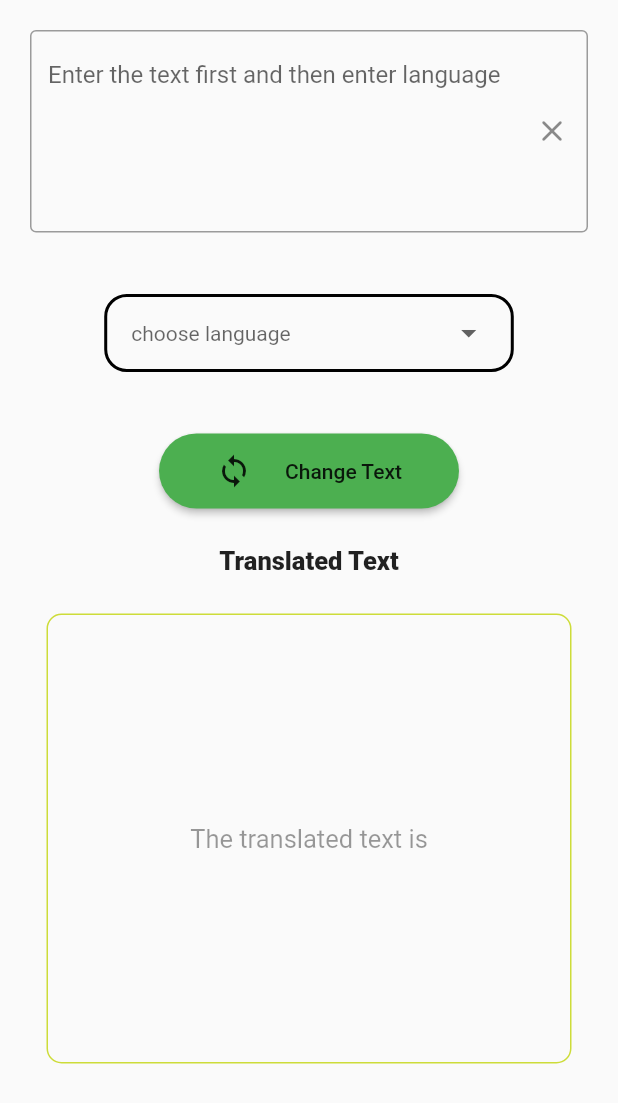
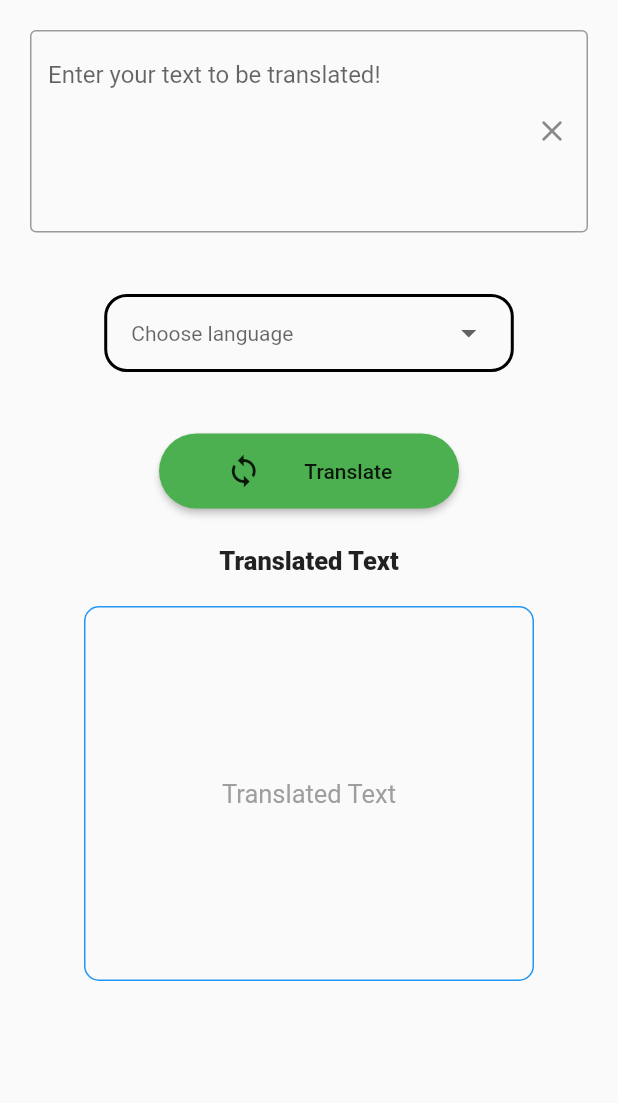
Before and after one commit to akashvchandra/Dub, a Flutter app: the Translate screen opened directly, on a phone screen of 412 x 824 dp. Shown: the top 1103 px of the screen. Run offline on Flutter 3.47's test engine with Material 2 defaults, Android fonts, the light colour scheme and no system bars; our stand-ins replace audioplayers, flutter_spinkit, flutter_tts, hexcolor, page_transition; missing offline and left inert: clipboard, translator.

Commit message:
third commit

```diff
--- a/lib/drawerpage.dart
+++ b/lib/drawerpage.dart
@@ -54,7 +54,7 @@ class Pageofdrawer extends StatelessWidget {
           ListTile(
               leading: Icon(Icons.emoji_emotions),
               title: Text(
-                "more emote",
+                "Easy Access Words",
                 style: TextStyle(
                   fontSize: 18,
                 ),
--- a/lib/main.dart
+++ b/lib/main.dart
@@ -37,7 +37,7 @@ class _LoadingScreenState extends State<LoadingScreen> {
     //
     super.initState();
     Timer(
-        Duration(seconds: 3),
+        Duration(seconds: 2),
         () => Navigator.pushReplacement(
             context, MaterialPageRoute(builder: (context) => Homepage())));
   }
--- a/lib/texttospeech.dart
+++ b/lib/texttospeech.dart
@@ -132,16 +132,6 @@ class _TextToSpeechState extends State<TextToSpeech> {
     flutterTts.stop();
   }
 
-  /* List<DropdownMenuItem<String>> getLanguageDropDownMenuItems(
-      dynamic languages) {
-    var items = <DropdownMenuItem<String>>[];
-    for (dynamic type in languages) {
-      items.add(
-          DropdownMenuItem(value: type as String, child: Text(type as String)));
-    }
-    return items;
-  }*/
-
   void changedLanguageDropDownItem(String selectedType) {
     setState(() {
       language = selectedType;
@@ -224,9 +214,9 @@ class _TextToSpeechState extends State<TextToSpeech> {
         if (snapshot.hasData) {
           return _languageDropDownSection(snapshot.data);
         } else if (snapshot.hasError) {
-          return Text('Error loading languages...');
+          return Text('Error loading languages..');
         } else
-          return Text('Loading Languages...');
+          return Text('Loading Languages..');
       });
 
   Widget _inputSection() => Container(
@@ -236,12 +226,12 @@ class _TextToSpeechState extends State<TextToSpeech> {
         controller: _controller,
         decoration: InputDecoration(
             border: OutlineInputBorder(),
-            hintText: 'Enter the Text',
+            hintText: 'Enter your desired text!',
             suffixIcon: IconButton(
               icon: Icon(Icons.clear_rounded),
               onPressed: () => _controller.clear(),
             )),
-        maxLines: 10,
+        maxLines: 5,
         onChanged: (String value) {
           _onChange(value);
         },
@@ -250,7 +240,7 @@ class _TextToSpeechState extends State<TextToSpeech> {
   Widget _btnSection() {
     if (isAndroid) {
       return Container(
-        padding: EdgeInsets.only(top: 50.0),
+        padding: EdgeInsets.only(top: 45.0),
         child: Row(
           mainAxisAlignment: MainAxisAlignment.spaceEvenly,
           children: [
@@ -270,7 +260,7 @@ class _TextToSpeechState extends State<TextToSpeech> {
                   iconSize: 75,
                   padding: EdgeInsets.all(16),
                 ),
-                Text("play",
+                Text("Play",
                     style: TextStyle(
                         color: Colors.green,
                         fontSize: 16,
@@ -293,9 +283,9 @@ class _TextToSpeechState extends State<TextToSpeech> {
                   iconSize: 70,
                   padding: EdgeInsets.all(16),
                 ),
-                Text("stop",
+                Text("Stop",
                     style: TextStyle(
-                        color: Colors.red,
+                        color: Colors.blue,
                         fontSize: 16,
                         fontWeight: FontWeight.w400)),
               ],
@@ -349,7 +339,7 @@ class _TextToSpeechState extends State<TextToSpeech> {
                 ),
                 Text("Stop",
                     style: TextStyle(
-                        color: Colors.red,
+                        color: Colors.blue,
                         fontSize: 16,
                         fontWeight: FontWeight.w500)),
               ],
@@ -368,17 +358,14 @@ class _TextToSpeechState extends State<TextToSpeech> {
             child: Container(
               padding: EdgeInsets.only(left: 16.0, right: 16.0),
               decoration: BoxDecoration(
-                  border: Border.all(color: Colors.black, width: 2.0),
-                  borderRadius: BorderRadius.circular(15.0)),
+                  border: Border.all(color: Colors.grey, width: 2.0),
+                  borderRadius: BorderRadius.circular(10.0)),
               child: DropdownButtonHideUnderline(
                 child: DropdownButton<String>(
-                  hint: Text("choose language"),
+                  hint: Text("Choose language"),
                   icon: Icon(Icons.arrow_drop_down),
                   iconSize: 36.0,
-                  style: TextStyle(color: Colors.deepPurple, fontSize: 15),
-                  //value: language,
-                  //items: getLanguageDropDownMenuItems(languages),
-                  //onChanged: changedLanguageDropDownItem,
+                  style: TextStyle(color: Colors.blue, fontSize: 15),
                   value: dropdownvalue,
                   onChanged: (String newvalue) {
                     setState(() {
@@ -475,7 +462,7 @@ class _TextToSpeechState extends State<TextToSpeech> {
     return Container(
         child: Column(children: [
       Container(
-        child: Text('Speed Rate'),
+        child: Text('Speech Rate'),
       ),
       Slider(
         value: rate,
--- a/lib/translate.dart
+++ b/lib/translate.dart
@@ -20,31 +20,33 @@ class _TranslateState extends State<Translate> {
     "English": "en",
     "Urdu": "ur",
     "Spanish": "es",
-    "telugu": "te",
-    "tamil": "ta",
-    "kannada": "kn",
-    "malayalam": "ml",
-    "panjabi punjabi": "pa",
+    "Telugu": "te",
+    "Tamil": "ta",
+    "Kannada": "kn",
+    "Malayalam": "ml",
+    "Punjabi": "pa",
     "Gujarati": "gu",
     "Bengali Bangla": "bn",
     "Marathi": "mr",
     "Nepali": "ne",
     "Afrikaans": "af",
+    "Albanian": "sq",
     "Amharic": "am",
     "Arabic": "ar",
+    "Armenian": "hy",
     "Assamese": "as",
     "Azerbaijani": "az",
+    "Basque": "eu",
     "Belarusian": "be",
     "Bulgarian": "bg",
     "Bosnian": "bs",
+    "Chinese": "yue",
     "Catalan Valencian": "ca",
     "Czech": "cs",
     "Danish": "da",
     "German": "de",
     "Modern Greek": "el",
     "Estonian": "et",
-    "Basque": "eu",
-    "Persian": "fa",
     "Finnish": "fi",
     "Filipino Pilipino": "fil",
     "French": "fr",
@@ -53,7 +55,6 @@ class _TranslateState extends State<Translate> {
     "Hebrew": "he",
     "Croatian": "hr",
     "Hungarian": "hu",
-    "Armenian": "hy",
     "Indonesian": "id",
     "Icelandic": "is",
     "Italian": "it",
@@ -74,6 +75,7 @@ class _TranslateState extends State<Translate> {
     "Dutch Flemish": "nl",
     "Norwegian": "no",
     "Oriya": "or",
+    "Persian": "fa",
     "Polish": "pl",
     "Pushto Pashto": "ps",
     "Portuguese": "pt",
@@ -82,7 +84,6 @@ class _TranslateState extends State<Translate> {
     "Sinhala Sinhalese": "si",
     "Slovak": "sk",
     "Slovenian": "sl",
-    "Albanian": "sq",
     "Serbian": "sr",
     "Swedish": "sv",
     "Swahili": "sw",
@@ -92,7 +93,6 @@ class _TranslateState extends State<Translate> {
     "Ukrainian": "uk",
     "Uzbek": "uz",
     "Vietnamese": "vi",
-    "Chinese": "yue",
     "Zulu": "zu",
   };
 
@@ -118,7 +118,7 @@ class _TranslateState extends State<Translate> {
               onChanged: (value) => {print(value)},
               maxLines: 5,
               decoration: InputDecoration(
-                  hintText: "Enter the text first and then enter language ",
+                  hintText: "Enter your text to be translated!",
                   border: OutlineInputBorder(),
                   errorText: _errortext,
                   suffixIcon: IconButton(
@@ -127,7 +127,6 @@ class _TranslateState extends State<Translate> {
                   )),
               controller: textEditingController,
               onTap: () {
-                //trans();
               },
             ),
           ),
@@ -149,17 +148,17 @@ class _TranslateState extends State<Translate> {
                           borderRadius: BorderRadius.circular(15.0)),
                       child: DropdownButtonHideUnderline(
                         child: DropdownButton<String>(
-                          hint: Text("choose language"),
+                          hint: Text("Choose language"),
                           value: dropdownValue,
                           icon: Icon(Icons.arrow_drop_down),
                           iconSize: 24,
                           elevation: 16,
                           style: TextStyle(
-                            color: Colors.deepPurple,
+                            color: Colors.blue,
                           ),
                           underline: Container(
                             height: 2,
-                            color: Colors.deepPurpleAccent,
+                            color: Colors.blue,
                           ),
                           onChanged: (String newValue) {
                             setState(() {
@@ -198,7 +197,7 @@ class _TranslateState extends State<Translate> {
                     borderRadius: BorderRadius.circular(30)),
                 child: Row(
                     mainAxisAlignment: MainAxisAlignment.spaceEvenly,
-                    children: [Icon(Icons.loop_outlined), Text("Change Text")]),
+                    children: [Icon(Icons.loop_outlined), Text("Translate")]),
                 onPressed: () {
                   if (textEditingController.text.isEmpty) {
                     setState(() {
@@ -218,14 +217,14 @@ class _TranslateState extends State<Translate> {
           Text('Translated Text',
               style: TextStyle(fontSize: 17, fontWeight: FontWeight.w900)),
           SizedBox(
-            height: 25,
+            height: 20,
           ),
           Container(
-              width: 350,
-              height: 300,
+              width: 300,
+              height: 250,
               decoration: new BoxDecoration(
                 borderRadius: BorderRadius.circular(10),
-                border: Border.all(color: Colors.lime),
+                border: Border.all(color: Colors.blue),
               ),
               child: Center(
                   child: SingleChildScrollView(
@@ -246,9 +245,9 @@ class _TranslateState extends State<Translate> {
   Widget _text() {
     if (output == null) {
       return Text(
-        "The translated text is",
+        "Translated Text",
         style: TextStyle(
-          color: Colors.black.withOpacity(0.4),
+          color: Colors.grey,
           fontSize: 17,
         ),
       );
```
Also changed, not shown: lib/homepage.dart (+2 -16 lines).
